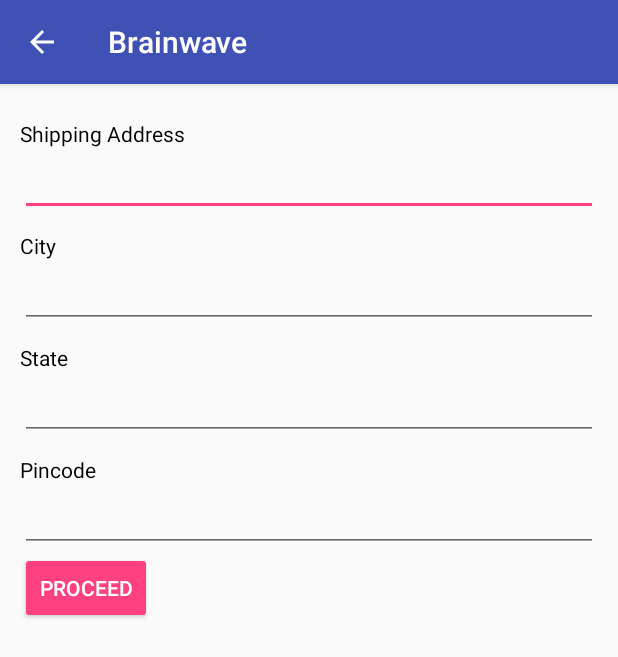
After one commit to cshah91/brainwave, an Android app: the activity_shipping_address screen opened directly, with no data from a screen before it, on a phone screen of 412 x 824 dp. The commit adds this screen. Shown: the top 657 px of the screen. Run offline under Robolectric (Android 15) with nearby library versions, the phone set to English and light mode, and no system bars.

Commit message:
1. Created Tips page 2. Capturing shipping address while purchasing products

```diff
--- a/app/src/main/java/nksystems/brainwave/activity_product_info.java
+++ b/app/src/main/java/nksystems/brainwave/activity_product_info.java
@@ -160,7 +160,7 @@ public class activity_product_info extends AppCompatActivity {
             @Override
             public void onClick(View v) {
                 finish();
-                Intent intent = new Intent(activity_product_info.this,activity_order_confirmation.class);
+                Intent intent = new Intent(activity_product_info.this,activity_shipping_address.class);
                 intent.putExtra("productName",productName)
                         .putExtra("orderType","product")
                         .putExtra("productDescription",shortDescription)
--- /dev/null
+++ b/app/src/main/java/nksystems/brainwave/activity_shipping_address.java
@@ -0,0 +1,111 @@
+package nksystems.brainwave;
+
+import android.content.Intent;
+import android.support.v7.app.AppCompatActivity;
+import android.os.Bundle;
+import android.view.MenuItem;
+import android.view.View;
+import android.widget.Button;
+import android.widget.EditText;
+import android.widget.Toast;
+
+public class activity_shipping_address extends AppCompatActivity implements View.OnClickListener{
+
+    EditText txtAddress, txtCity, txtState, txtPincode;
+    String address, city, state, pincode, productName, orderType, shortDescription, productPrice;
+    Button proceed;
+
+    @Override
+    public void onBackPressed() {
+        super.onBackPressed();
+        Intent intent=new Intent(activity_shipping_address.this,activity_home_menu.class);
+        intent.putExtra("active_activity","herbalProducts");
+        finish();
+        startActivity(intent);
+    }
+
+    @Override
+    public boolean onOptionsItemSelected(MenuItem item) {
+        switch(item.getItemId())
+        {
+            case android.R.id.home:
+                Intent intent=new Intent(activity_shipping_address.this,activity_home_menu.class);
+                intent.putExtra("active_activity","herbalProducts");
+                finish();
+                startActivity(intent);
+                break;
+        }
+        return true;
+    }
+
+    @Override
+    protected void onCreate(Bundle savedInstanceState) {
+        super.onCreate(savedInstanceState);
+        getSupportActionBar().setHomeButtonEnabled(true);
+        getSupportActionBar().setDisplayShowHomeEnabled(true);
+        getSupportActionBar().setDisplayHomeAsUpEnabled(true);
+        setContentView(R.layout.activity_shipping_address);
+
+        txtAddress = (EditText) findViewById(R.id.txtCounselAddress);
+        txtCity = (EditText) findViewById(R.id.txtAddressCity);
+        txtState = (EditText) findViewById(R.id.txtAddressState);
+        txtPincode = (EditText) findViewById(R.id.txtAddressPincode);
+        proceed = (Button) findViewById(R.id.btnProceed);
+
+        address = getIntent().getStringExtra("address");
+        city = getIntent().getStringExtra("city");
+        state = getIntent().getStringExtra("state");
+        pincode = getIntent().getStringExtra("pincode");
+
+        productName = getIntent().getStringExtra("productName");
+        orderType = getIntent().getStringExtra("orderType");
+        shortDescription = getIntent().getStringExtra("productDescription");
+        productPrice = getIntent().getStringExtra("originalAmount");
+
+        if(address != null && address.length() > 0)
+            txtAddress.setText(address);
+
+        if(city != null && city.length() > 0)
+            txtCity.setText(city);
+
+        if(state != null && state.length() > 0)
+            txtState.setText(state);
+
+        if(pincode != null && pincode.length() > 0)
+            txtPincode.setText(pincode);
+
+        proceed.setOnClickListener(this);
+    }
+
+    @Override
+    public void onClick(View v) {
+        if(txtAddress.getText().equals("") || txtAddress.getText().length() == 0){
+            Toast.makeText(activity_shipping_address.this, "Please enter your shipping address.", Toast.LENGTH_SHORT).show();
+            txtAddress.requestFocus();
+        }
+        else if(txtCity.getText().equals("") || txtCity.getText().length() == 0){
+            Toast.makeText(activity_shipping_address.this, "Please enter your city.", Toast.LENGTH_SHORT).show();
+            txtCity.requestFocus();
+        }
+        else if(txtState.getText().equals("") || txtState.getText().length() == 0){
+            Toast.makeText(activity_shipping_address.this, "Please enter your state.", Toast.LENGTH_SHORT).show();
+            txtState.requestFocus();
+        }
+        else if(txtPincode.getText().equals("") || txtPincode.getText().length() == 0){
+            Toast.makeText(activity_shipping_address.this, "Please enter your pincode.", Toast.LENGTH_SHORT).show();
+            txtPincode.requestFocus();
+        }
+        else{
+            Intent intent = new Intent(activity_shipping_address.this, activity_order_confirmation.class);
+            intent.putExtra("address", txtAddress.getText().toString());
+            intent.putExtra("city", txtCity.getText().toString());
+            intent.putExtra("state", txtState.getText().toString());
+            intent.putExtra("pincode", txtPincode.getText().toString());
+            intent.putExtra("productName",productName);
+            intent.putExtra("orderType",orderType);
+            intent.putExtra("productDescription",shortDescription);
+            intent.putExtra("originalAmount",productPrice);
+            startActivity(intent);
+        }
+    }
+}
--- /dev/null
+++ b/app/src/main/res/layout/activity_shipping_address.xml
@@ -0,0 +1,81 @@
+<?xml version="1.0" encoding="utf-8"?>
+<LinearLayout xmlns:android="http://schemas.android.com/apk/res/android"
+    android:layout_width="match_parent"
+    android:layout_height="match_parent"
+    android:orientation="vertical"
+    android:layout_margin="20px">
+
+    <ScrollView
+        android:layout_width="match_parent"
+        android:layout_height="wrap_content">
+
+        <LinearLayout
+            android:layout_width="match_parent"
+            android:layout_height="wrap_content"
+            android:orientation="vertical">
+
+            <TextView
+                android:id="@+id/viewCounselAddress"
+                android:layout_width="match_parent"
+                android:layout_height="wrap_content"
+                android:paddingTop="10dp"
+                android:text="Shipping Address"
+                android:textColor="#000"/>
+
+            <EditText
+                android:id="@+id/txtCounselAddress"
+                android:layout_width="match_parent"
+                android:layout_height="wrap_content" />
+
+            <TextView
+                android:id="@+id/viewAddressCity"
+                android:layout_width="match_parent"
+                android:layout_height="wrap_content"
+                android:paddingTop="10dp"
+                android:text="City"
+                android:textColor="#000"/>
+
+            <EditText
+                android:id="@+id/txtAddressCity"
+                android:layout_width="match_parent"
+                android:layout_height="wrap_content" />
+
+            <TextView
+                android:id="@+id/viewAddressState"
+                android:layout_width="match_parent"
+                android:layout_height="wrap_content"
+                android:paddingTop="10dp"
+                android:text="State"
+                android:textColor="#000"/>
+
+            <EditText
+                android:id="@+id/txtAddressState"
+                android:layout_width="match_parent"
+                android:layout_height="wrap_content" />
+
+            <TextView
+                android:id="@+id/viewAddressPincode"
+                android:layout_width="match_parent"
+                android:layout_height="wrap_content"
+                android:paddingTop="10dp"
+                android:text="Pincode"
+                android:textColor="#000"/>
+
+            <EditText
+                android:id="@+id/txtAddressPincode"
+                android:layout_width="match_parent"
+                android:layout_height="wrap_content" />
+
+            <Button
+                style="@style/Widget.AppCompat.Button.Colored"
+                android:layout_width="wrap_content"
+                android:layout_height="wrap_content"
+                android:id="@+id/btnProceed"
+                android:text="Proceed"
+                android:onClick="submit"
+                android:textAlignment="center"
+                android:textSize="14sp"/>
+
+        </LinearLayout>
+    </ScrollView>
+</LinearLayout>
```
Also changed, not shown: app/src/main/AndroidManifest.xml (+6 -4 lines), app/src/main/java/nksystems/brainwave/activity_home_menu.java (+26 -1 lines), app/src/main/res/layout/tips_layout.xml (+112 -2 lines), app/src/main/res/values/tips_strings.xml (added, +43 -0 lines).
